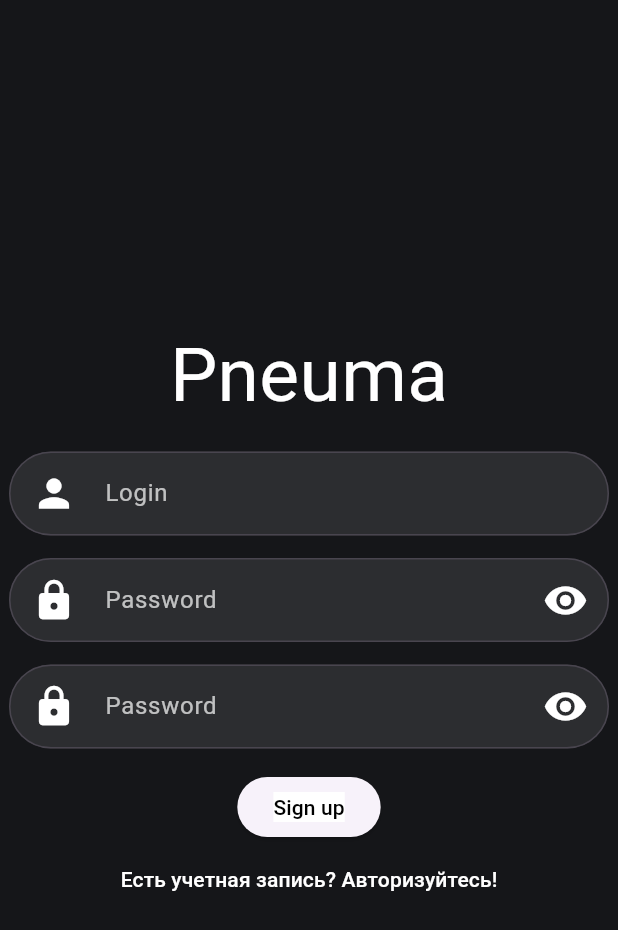
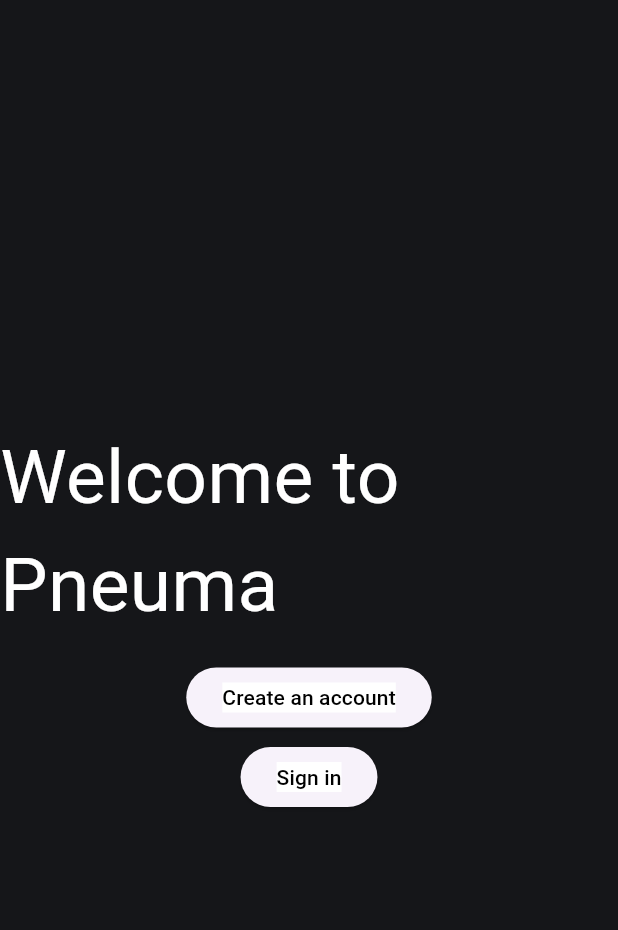
Before and after one commit to imsparkk/pneuma-messenger, a Flutter app: the screen it shows after launch, on a phone screen of 412 x 824 dp. Shown: the top 930 px of the screen. Run offline on Flutter 3.47's test engine with Material 3 defaults, Android fonts, the phone set to English and light mode, and no system bars; our stand-ins replace firebase_auth, firebase_core; accounts and stored records are empty.

Commit message:
auth complete

```diff
--- /dev/null
+++ b/lib/features/auth/auth_layout.dart
@@ -0,0 +1,39 @@
+import 'package:flutter/material.dart';
+import 'package:pneuma_messenger/features/auth/auth_service.dart';
+import 'package:pneuma_messenger/features/auth/presentation/pages/auth_page.dart';
+import 'package:pneuma_messenger/features/home/chats/presentation/pages/chats_page.dart';
+
+
+class AuthLayout extends StatelessWidget{
+  const AuthLayout({
+    super.key,
+    this.pageIfNotConnected,
+  });
+
+  final Widget? pageIfNotConnected;
+
+  @override
+  Widget build(BuildContext context) {
+    return StreamBuilder(
+      stream: authService.value.authStateChanges,
+      builder: (context, snapshot) {
+        if (snapshot.connectionState == ConnectionState.active) {
+          final user = snapshot.data;
+          if (user == null) {
+            return pageIfNotConnected ?? AuthPage();
+          } else {
+            return ChatsPage();
+          }
+        } else {
+          return Scaffold(
+            body: Center(
+              child: CircularProgressIndicator(
+                backgroundColor: Color.fromARGB(252, 18, 19, 22),
+                ),
+            ),
+          );
+        }
+      },
+      );
+  }
+}
--- /dev/null
+++ b/lib/features/auth/presentation/pages/auth_page.dart
@@ -0,0 +1,54 @@
+import 'package:flutter/material.dart';
+
+class AuthPage extends StatelessWidget {
+  const AuthPage({super.key});
+
+  @override
+  Widget build(BuildContext context) {
+
+    return Scaffold(
+      backgroundColor: Color.fromARGB(252, 18, 19, 22),
+      body: Column(
+        mainAxisAlignment: MainAxisAlignment.center,
+        children: [
+            Center(
+              child: Text(
+                "Welcome to Pneuma",
+                style: TextStyle(
+                  color: Colors.white,
+                   fontSize: 50
+                   )
+                ),
+            ),
+
+            SizedBox(height: 15,),
+
+            ElevatedButton(
+                onPressed: () {
+                  Navigator.pushReplacementNamed(context, '/register_page');
+                },
+                child: Text(
+                  "Create an account",
+                  style: TextStyle(
+                    backgroundColor: Colors.white,
+                    color: Colors.black,
+                  ),
+                ),
+              ),
+
+              SizedBox(height: 5,),
+
+              ElevatedButton(onPressed: () {
+                Navigator.pushReplacementNamed(context, '/login_page');
+              }, child: Text(
+                "Sign in",
+                style: TextStyle(
+                  backgroundColor: Colors.white,
+                  color: Colors.black,
+                ),
+              )),
+        ],
+      )
+    );
+  }
+}
--- a/lib/features/auth/presentation/widgets/auth_textfield.dart
+++ b/lib/features/auth/presentation/widgets/auth_textfield.dart
@@ -1,11 +1,8 @@
 import 'package:flutter/material.dart';
 
-class LoginTextField extends StatelessWidget {
-  const LoginTextField({super.key});
-
-  @override
-  Widget build(BuildContext context) {
-    return TextField(
+TextField EmailTextField(TextEditingController? controller) {
+  return TextField(
+      controller: controller,
       style: TextStyle(color: Colors.white),
       cursorColor: Colors.white,
       cursorOpacityAnimates: true,
@@ -14,7 +11,7 @@ class LoginTextField extends StatelessWidget {
         fillColor: Colors.white.withAlpha(25),
         prefixIcon: Icon(Icons.person, color: Colors.white, size: 30),
         prefixIconConstraints: BoxConstraints(minWidth: 60),
-        hintText: "Login",
+        hintText: "Email",
         hintStyle: TextStyle(
           color: Colors.white70
         ),
@@ -39,11 +36,11 @@ class LoginTextField extends StatelessWidget {
         ),
       ),
     );
-  }
 }
 
-TextField PasswordTextField(bool passwordVisible, VoidCallback onPressed) {
+TextField PasswordTextField(bool passwordVisible, VoidCallback onPressed, TextEditingController? controller) {
     return TextField(
+                controller: controller,
                 style: TextStyle(color: Colors.white),
                 cursorColor: Colors.white,
                 cursorOpacityAnimates: true,
--- a/lib/main.dart
+++ b/lib/main.dart
@@ -1,14 +1,38 @@
 import 'package:flutter/material.dart';
+import 'package:pneuma_messenger/features/auth/auth_layout.dart';
 import 'package:pneuma_messenger/features/auth/presentation/pages/login_page.dart';
 import 'package:pneuma_messenger/features/auth/presentation/pages/register_page.dart';
+import 'package:firebase_core/firebase_core.dart';
+import 'package:pneuma_messenger/firebase_options.dart';
 
+Future<void> main() async {
+  WidgetsFlutterBinding.ensureInitialized();
+  await Firebase.initializeApp(
+    options: DefaultFirebaseOptions.currentPlatform,
+  );
+  runApp(
+    App()
+    );
+}
 
-void main() => runApp(
-  MaterialApp(
-    initialRoute: "/",
-    routes: {
-      "/": (context) => RegisterPage(),
-      "/login_page": (context) => LoginPage(),
-    },
-    )
-);
+class App extends StatelessWidget {
+  const App({super.key});
+
+  @override
+  Widget build(BuildContext context) {
+    return MaterialApp(
+      theme: ThemeData(
+        scaffoldBackgroundColor: Color.fromARGB(252, 18, 19, 22),
+        primarySwatch: Colors.blue,
+        iconButtonTheme: IconButtonThemeData(style: ButtonStyle(iconColor: WidgetStateProperty.all(Colors.white))),
+      ),
+      debugShowCheckedModeBanner: false,
+      initialRoute: '/',
+      routes: {
+        '/': (context) => const AuthLayout(),
+        '/register_page': (context) => RegisterPage(),
+        '/login_page': (context) => LoginPage(),
+      },
+    );
+  }
+}
--- a/pubspec.yaml
+++ b/pubspec.yaml
@@ -12,6 +12,7 @@ dependencies:
   firebase_core: ^4.5.0
   firebase_auth: ^6.2.0
   cloud_firestore: ^6.1.3
+  email_validator: ^3.0.0
 
 
 dev_dependencies:
```
Also changed, not shown: lib/features/auth/auth_service.dart (added, +58 -0 lines), lib/features/auth/presentation/pages/login_page.dart (+69 -13 lines), lib/features/auth/presentation/pages/register_page.dart (+62 -8 lines), lib/features/home/chats/presentation/pages/chats_page.dart (added, +65 -0 lines), lib/features/home/chats/presentation/pages/drawer/pages/settings.dart (added, +15 -0 lines), lib/features/home/widgets/navigator_bar.dart (added, +19 -0 lines), lib/firebase_options.dart.
